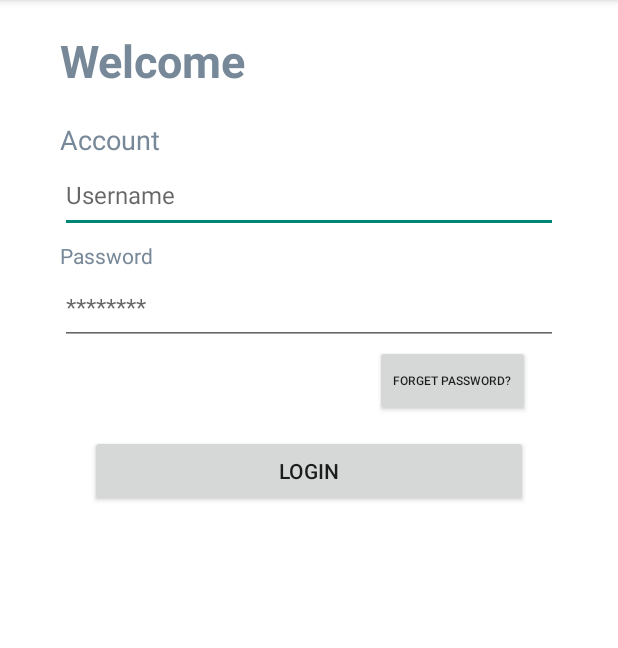
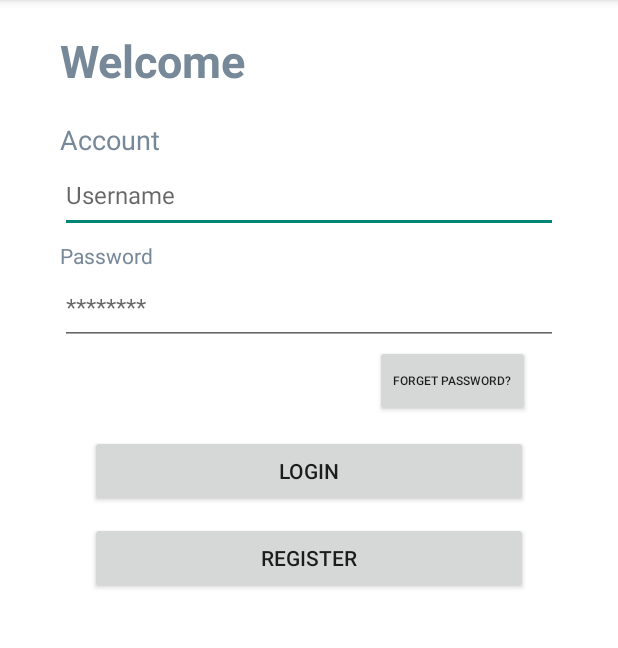
Before and after one commit to boshgg/IT-Team-062, an Android app: the screen it shows after launch (MainActivity), on a phone screen of 412 x 824 dp, the part 84-732 px from its top. Run offline under Robolectric (Android 15) with nearby library versions, the phone set to English and light mode, and no system bars.

```diff
--- a/app/build.gradle
+++ b/app/build.gradle
@@ -25,6 +25,9 @@ android {
         sourceCompatibility JavaVersion.VERSION_1_8
         targetCompatibility JavaVersion.VERSION_1_8
     }
+    buildFeatures {
+        viewBinding true
+    }
 }
 
 dependencies {
@@ -32,6 +35,9 @@ dependencies {
     implementation 'androidx.appcompat:appcompat:1.2.0'
     implementation 'com.google.android.material:material:1.3.0'
     implementation 'androidx.constraintlayout:constraintlayout:2.0.4'
+    implementation 'androidx.annotation:annotation:1.2.0'
+    implementation 'androidx.lifecycle:lifecycle-livedata-ktx:2.3.1'
+    implementation 'androidx.lifecycle:lifecycle-viewmodel-ktx:2.3.1'
     testImplementation 'junit:junit:4.+'
     androidTestImplementation 'androidx.test.ext:junit:1.1.2'
     androidTestImplementation 'androidx.test.espresso:espresso-core:3.3.0'
--- a/app/src/main/AndroidManifest.xml
+++ b/app/src/main/AndroidManifest.xml
@@ -9,6 +9,9 @@
         android:roundIcon="@mipmap/ic_launcher_round"
         android:supportsRtl="true"
         android:theme="@style/Theme.MyApplication">
+        <activity
+            android:name=".RegisterActivity"
+            android:exported="true" />
         <activity
             android:name=".LoginActivity"
             android:exported="true" />
--- a/app/src/main/java/com/example/myapplication/MainActivity.java
+++ b/app/src/main/java/com/example/myapplication/MainActivity.java
@@ -15,21 +15,15 @@ import android.widget.Toast;
 public class MainActivity extends AppCompatActivity {
 
     private Button mBtnLogin;
+    private Button mBtnRegister;
     private EditText mEtUserName;
 
     @Override
     protected void onCreate(Bundle savedInstanceState) {
         super.onCreate(savedInstanceState);
         setContentView(R.layout.activity_main);
-
         mBtnLogin = findViewById((R.id.btn_login));
-        mBtnLogin.setOnClickListener(new View.OnClickListener() {
-            @Override
-            public void onClick(View view) {
-                Toast.makeText(MainActivity.this, "Login Successfully", Toast.LENGTH_SHORT).show();
-                Intent intent = new Intent(MainActivity.this, LoginActivity.class);
-            }
-        });
+        mBtnRegister = findViewById((R.id.btn_register));
         mEtUserName = findViewById(R.id.userName);
         mEtUserName.addTextChangedListener(new TextWatcher() {
             @Override
@@ -47,5 +41,31 @@ public class MainActivity extends AppCompatActivity {
 
             }
         });
+        setListeners();
+
+    }
+
+    private void setListeners(){
+        OnClick onClick = new OnClick();
+
+        mBtnLogin.setOnClickListener(onClick);
+        mBtnRegister.setOnClickListener(onClick);
+    }
+
+    private class OnClick implements View.OnClickListener{
+        @Override
+        public void onClick(View view) {
+            Intent intent = null;
+            switch (view.getId()){
+                case R.id.btn_login:
+                    intent = new Intent(MainActivity.this, LoginActivity.class);
+                    break;
+
+                case R.id.btn_register:
+                    intent = new Intent(MainActivity.this, RegisterActivity.class);
+                    break;
+            }
+            startActivity(intent);
+        }
     }
 }
--- a/app/src/main/res/layout/activity_main.xml
+++ b/app/src/main/res/layout/activity_main.xml
@@ -72,8 +72,17 @@
         android:layout_marginLeft="40dp"
         android:layout_marginTop="60dp"
         android:layout_marginRight="40dp"
+        android:text="Login" />
 
-        android:text="Login" />
+    <Button
+        android:id="@+id/btn_register"
+        android:layout_width="match_parent"
+        android:layout_height="wrap_content"
+        android:layout_below="@id/btn_login"
+        android:layout_marginLeft="40dp"
+        android:layout_marginRight="40dp"
+        android:layout_marginTop="10dp"
+        android:text="Register"/>
 
     <Button
         android:layout_width="wrap_content"
```
Also changed, not shown: app/src/main/java/com/example/myapplication/RegisterActivity.java (added, +14 -0 lines), app/src/main/res/layout/activity_register2.xml (added, +9 -0 lines), 1 other file.
